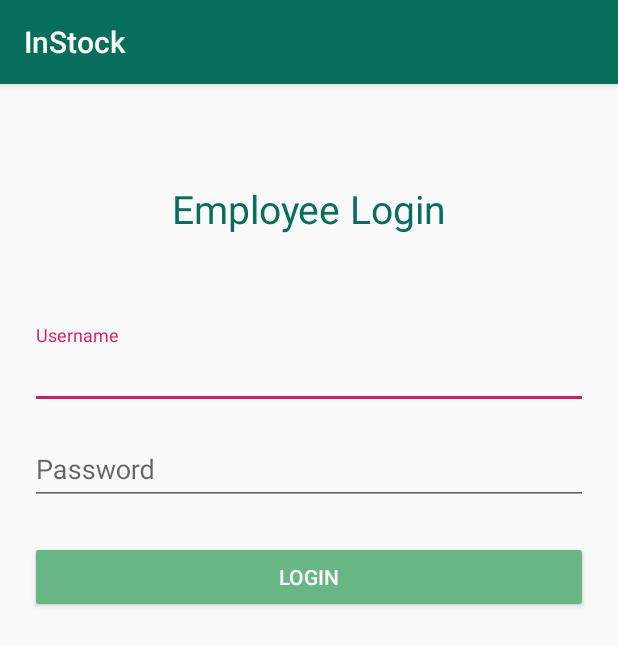
After one commit to Instock-Org/Instock, an Android app: the EmployeeLoginActivity screen opened directly, with no data from a screen before it, on a phone screen of 412 x 824 dp. The commit adds this screen. Shown: the top 646 px of the screen. Run offline under Robolectric (Android 15) with nearby library versions, the phone set to English and light mode, and no system bars.

Commit message:
Added UI for employee login page

```diff
--- a/frontend/app/build.gradle
+++ b/frontend/app/build.gradle
@@ -37,6 +37,7 @@ dependencies {
     implementation 'com.google.firebase:firebase-messaging:17.3.4'
     implementation 'com.google.android.gms:play-services-auth:16.0.0'
     implementation 'com.android.support:recyclerview-v7:28.0.0'
+    implementation 'com.android.support:design:28.0.0'
 
     androidTestCompile("com.android.support.test.uiautomator:uiautomator-v18:2.1.1", {
         exclude group: "com.android.support", module: "support-annotations"
--- a/frontend/app/src/main/AndroidManifest.xml
+++ b/frontend/app/src/main/AndroidManifest.xml
@@ -13,8 +13,9 @@
         android:supportsRtl="true"
         android:theme="@style/AppTheme"
         android:usesCleartextTraffic="true">
-        <activity android:name=".ProductViewActivity"></activity>
-        <activity android:name=".EmployeeStockActivity"></activity>
+        <activity android:name=".EmployeeLoginActivity"></activity>
+        <activity android:name=".ProductViewActivity" />
+        <activity android:name=".EmployeeStockActivity" />
         <activity android:name=".SearchTestActivity" />
         <activity android:name=".ShoppingTripActivity" />
         <activity android:name=".ShoppingListActivity" />
--- /dev/null
+++ b/frontend/app/src/main/java/com/example/instock/EmployeeLoginActivity.java
@@ -0,0 +1,40 @@
+package com.example.instock;
+
+import android.content.Intent;
+import android.support.v7.app.AppCompatActivity;
+import android.os.Bundle;
+import android.view.View;
+import android.widget.Button;
+import android.widget.EditText;
+import android.widget.ProgressBar;
+
+public class EmployeeLoginActivity extends AppCompatActivity {
+
+    //private ProgressBar spinner;
+
+    @Override
+    protected void onCreate(Bundle savedInstanceState) {
+        super.onCreate(savedInstanceState);
+        setContentView(R.layout.activity_employee_login);
+
+        EditText usernameEditText = findViewById(R.id.employee_input_email);
+        EditText passwordEditText = findViewById(R.id.employee_input_password);
+        Button loginButton = findViewById(R.id.employee_login_button);
+        //spinner = (ProgressBar)findViewById(R.id.employee_progressbar);
+        //spinner.setVisibility(View.GONE);
+
+
+        loginButton.setOnClickListener(new View.OnClickListener() {
+            @Override
+            public void onClick(View v) {
+               // spinner.setVisibility(View.VISIBLE);
+              //  spinner.animate();
+
+                //TODO: first check if username and password is autherized in the data base
+
+                Intent intent = new Intent(EmployeeLoginActivity.this, EmployeeStock.class);
+                startActivity(intent);
+            }
+        });
+    }
+}
--- /dev/null
+++ b/frontend/app/src/main/res/layout/activity_employee_login.xml
@@ -0,0 +1,86 @@
+<?xml version="1.0" encoding="utf-8"?>
+<android.support.constraint.ConstraintLayout xmlns:android="http://schemas.android.com/apk/res/android"
+    xmlns:app="http://schemas.android.com/apk/res-auto"
+    xmlns:tools="http://schemas.android.com/tools"
+    android:layout_width="match_parent"
+    android:layout_height="match_parent"
+    tools:context=".EmployeeLoginActivity">
+
+    <TextView
+        android:id="@+id/employee_login_title"
+        android:layout_width="wrap_content"
+        android:layout_height="wrap_content"
+        android:text="@string/employee_login_title"
+        android:textSize="26dp"
+        android:textColor="@color/colorPrimary"
+        android:layout_marginHorizontal="@dimen/activity_horizontal_margin"
+        android:layout_marginTop="65dp"
+        app:layout_constraintTop_toTopOf="parent"
+        app:layout_constraintLeft_toLeftOf="parent"
+        app:layout_constraintRight_toRightOf="parent"/>
+
+    <android.support.design.widget.TextInputLayout
+        android:id="@+id/employee_username_layout"
+        android:layout_width="match_parent"
+        android:layout_height="wrap_content"
+        android:layout_marginTop="60dp"
+        android:layout_marginBottom="8dp"
+        android:layout_marginHorizontal="@dimen/employee_login_horizontal_margin"
+        app:layout_constraintTop_toBottomOf="@id/employee_login_title"
+        app:layout_constraintLeft_toLeftOf="parent"
+        app:layout_constraintRight_toRightOf="parent">
+
+        <EditText android:id="@+id/employee_input_email"
+            android:layout_width="match_parent"
+            android:layout_height="wrap_content"
+            android:inputType="textEmailAddress"
+            android:hint="Username" />
+
+    </android.support.design.widget.TextInputLayout>
+
+    <android.support.design.widget.TextInputLayout
+        android:id="@+id/employee_password_layout"
+        android:layout_width="match_parent"
+        android:layout_height="wrap_content"
+        android:layout_marginTop="8dp"
+        android:layout_marginBottom="8dp"
+        android:layout_marginHorizontal="@dimen/employee_login_horizontal_margin"
+        app:layout_constraintTop_toBottomOf="@id/employee_username_layout"
+        app:layout_constraintLeft_toLeftOf="parent"
+        app:layout_constraintRight_toRightOf="parent">
+
+        <EditText android:id="@+id/employee_input_password"
+            android:layout_width="match_parent"
+            android:layout_height="wrap_content"
+            android:inputType="textPassword"
+            android:hint="Password"/>
+
+    </android.support.design.widget.TextInputLayout>
+
+    <android.support.v7.widget.AppCompatButton
+        android:id="@+id/employee_login_button"
+        android:layout_width="fill_parent"
+        android:layout_height="wrap_content"
+        android:layout_marginTop="24dp"
+        android:layout_marginBottom="24dp"
+        android:padding="12dp"
+        android:text="Login"
+        android:backgroundTint="@color/seaGreen"
+        android:textColor="@color/white"
+        android:layout_marginHorizontal="@dimen/employee_login_horizontal_margin"
+        app:layout_constraintTop_toBottomOf="@id/employee_password_layout"
+        app:layout_constraintLeft_toLeftOf="parent"
+        app:layout_constraintRight_toRightOf="parent"/>
+
+    <!--<ProgressBar-->
+        <!--android:id="@+id/employee_progressbar"-->
+        <!--style="?android:attr/progressBarStyleLarge"-->
+        <!--android:layout_width="wrap_content"-->
+        <!--android:layout_height="wrap_content"-->
+        <!--android:layout_centerHorizontal="true"-->
+        <!--app:layout_constraintLeft_toLeftOf="parent"-->
+        <!--app:layout_constraintRight_toRightOf="parent"-->
+        <!--app:layout_constraintTop_toTopOf="parent"-->
+        <!--app:layout_constraintBottom_toBottomOf="parent"/>-->
+
+</android.support.constraint.ConstraintLayout>
--- a/frontend/app/src/main/res/values/dimens.xml
+++ b/frontend/app/src/main/res/values/dimens.xml
@@ -3,11 +3,11 @@
     <!--Home Screen-->
     <dimen name="home_side_margins">40dp</dimen>
 
-    <!--Check in-->
     <dimen name="info_horizontal_margin">20dp</dimen>
 
-    <!--Select room -->
     <dimen name="room_type_text_side">18dp</dimen>
+
+    <dimen name="employee_login_horizontal_margin">20dp</dimen>
 
     <!-- Default screen margins, per the Android Design guidelines. -->
     <dimen name="activity_horizontal_margin">16dp</dimen>
--- a/frontend/app/src/main/res/values/strings.xml
+++ b/frontend/app/src/main/res/values/strings.xml
@@ -40,4 +40,8 @@
     <string name="store_name_placeholder">Grocery Store</string>
     <string name="product_count">Count</string>
 
+    <!-- Employee Login -->
+    <string name="employee_login_title">Employee Login</string>
+    <string name="employee_username">Username</string>
+
 </resources>
```
